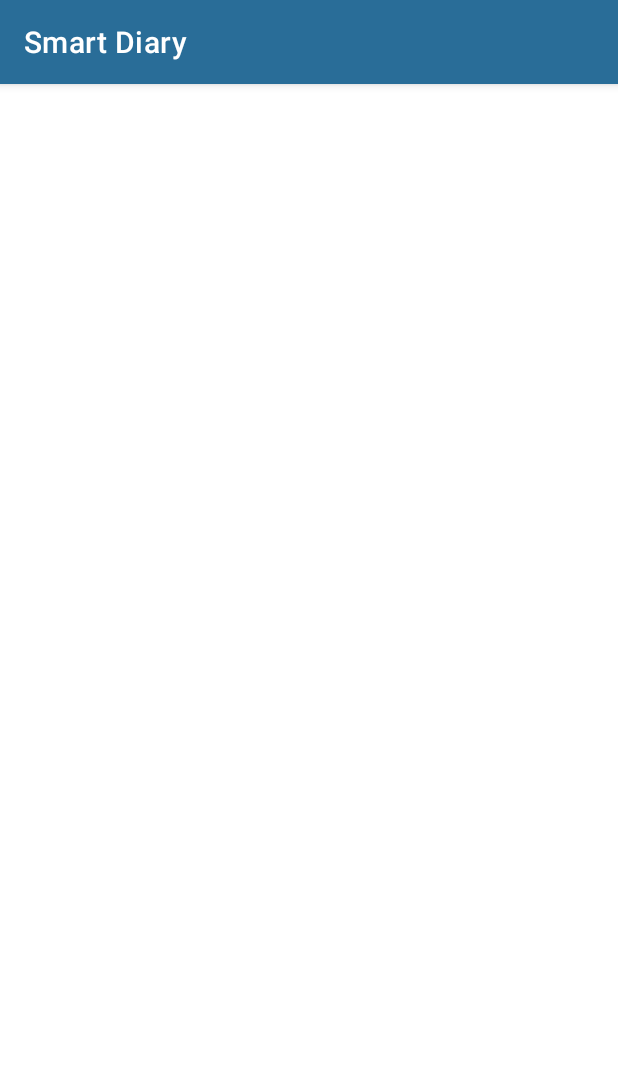
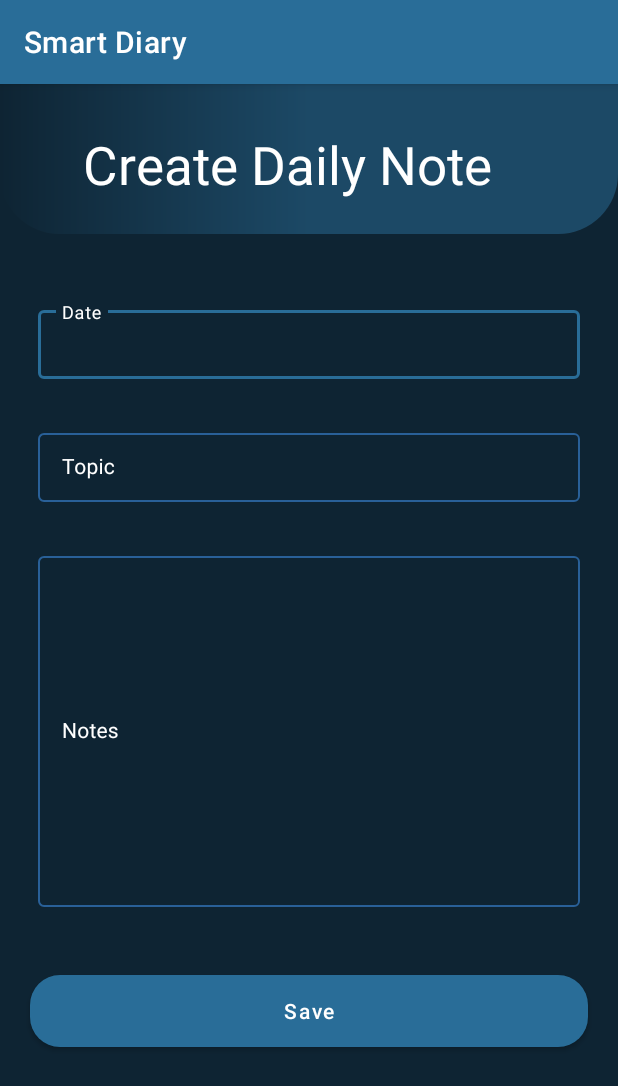
Before and after one commit to it20620202/SmartDairy2022, an Android app: the AddNote screen opened directly, with no data from a screen before it, on a phone screen of 412 x 824 dp. Shown: the top 1086 px of the screen. Run offline under Robolectric (Android 15) with nearby library versions, the phone set to English and light mode, and no system bars.

Commit message:
AllNotes

```diff
--- a/app/src/main/AndroidManifest.xml
+++ b/app/src/main/AndroidManifest.xml
@@ -13,7 +13,7 @@
         android:supportsRtl="true"
         android:theme="@style/Theme.SmartDiary">
         <activity
-            android:name=".AllNotes"
+            android:name=".AddNote"
             android:exported="false" />
         <activity
             android:name=".AllPaymentActivity"
--- a/app/src/main/java/com/example/smartdiary/AllNotes.java
+++ b/app/src/main/java/com/example/smartdiary/AddNote.java
@@ -4,11 +4,11 @@ import androidx.appcompat.app.AppCompatActivity;
 
 import android.os.Bundle;
 
-public class AllNotes extends AppCompatActivity {
+public class AddNote extends AppCompatActivity {
 
     @Override
     protected void onCreate(Bundle savedInstanceState) {
         super.onCreate(savedInstanceState);
-        setContentView(R.layout.activity_all_notes);
+        setContentView(R.layout.activity_add_note);
     }
 }
--- a/app/src/main/java/com/example/smartdiary/MainActivity.java
+++ b/app/src/main/java/com/example/smartdiary/MainActivity.java
@@ -60,6 +60,12 @@ public class MainActivity extends AppCompatActivity {
                 startActivity(intent);
             }
         });
+        GoNote.setOnClickListener(new View.OnClickListener() {
+            @Override
+            public void onClick(View v) {
+                Intent intent = new Intent(MainActivity.this,)
+            }
+        });
 
     }
 
--- /dev/null
+++ b/app/src/main/res/layout/activity_add_note.xml
@@ -0,0 +1,136 @@
+<?xml version="1.0" encoding="utf-8"?>
+<RelativeLayout xmlns:android="http://schemas.android.com/apk/res/android"
+    xmlns:app="http://schemas.android.com/apk/res-auto"
+    xmlns:tools="http://schemas.android.com/tools"
+    android:layout_width="match_parent"
+    android:layout_height="match_parent"
+    android:background="@color/blue_shade_1"
+    tools:context=".RegistationActivity">
+    <LinearLayout
+        android:layout_width="match_parent"
+        android:layout_height="100dp"
+        android:background="@drawable/heading"
+        >
+
+        <TextView
+            android:layout_width="wrap_content"
+            android:layout_height="match_parent"
+            android:text="Create Daily Note"
+            android:textColor="@color/white"
+            android:textSize="35dp"
+            android:layout_marginTop="30dp"
+            android:layout_marginLeft="55dp"/>
+
+    </LinearLayout>
+
+
+
+    <com.google.android.material.textfield.TextInputLayout
+        android:id="@+id/idTILUserName"
+        style="@style/TextInputLayout"
+        android:layout_width="match_parent"
+        android:layout_height="wrap_content"
+        android:layout_marginStart="20dp"
+        android:layout_marginTop="140dp"
+        android:layout_marginEnd="20dp"
+        android:hint="Date"
+        android:padding="5dp"
+        android:textColorHint="@color/white"
+        app:hintTextColor="@color/white">
+
+        <com.google.android.material.textfield.TextInputEditText
+            android:id="@+id/idEditNoteDate"
+            android:layout_width="match_parent"
+            android:layout_height="wrap_content"
+            android:importantForAutofill="no"
+            android:inputType="date"
+            android:textColor="@color/white"
+            android:textColorHint="@color/white"
+            android:textSize="14sp" />
+
+
+    </com.google.android.material.textfield.TextInputLayout>
+
+
+    <com.google.android.material.textfield.TextInputLayout
+        android:id="@+id/idTILUpassword"
+        style="@style/TextInputLayout"
+        android:layout_width="match_parent"
+        android:layout_height="wrap_content"
+        android:layout_below="@id/idTILUserName"
+        android:layout_marginStart="20dp"
+        android:layout_marginTop="20dp"
+        android:layout_marginEnd="20dp"
+        android:hint="Topic"
+        android:padding="5dp"
+        android:textColorHint="@color/white"
+        app:hintTextColor="@color/white">
+
+        <com.google.android.material.textfield.TextInputEditText
+            android:id="@+id/idEditNoteTopic"
+            android:layout_width="match_parent"
+            android:layout_height="wrap_content"
+            android:importantForAutofill="no"
+            android:inputType="text"
+            android:textColor="@color/white"
+            android:textColorHint="@color/white"
+            android:textSize="14sp" />
+
+
+    </com.google.android.material.textfield.TextInputLayout>
+
+
+    <com.google.android.material.textfield.TextInputLayout
+        android:id="@+id/idTILCnfrmPwd"
+        style="@style/TextInputLayout"
+        android:layout_width="match_parent"
+        android:layout_height="250dp"
+        android:layout_below="@id/idTILUpassword"
+        android:layout_marginStart="20dp"
+        android:layout_marginTop="20dp"
+        android:layout_marginEnd="20dp"
+        android:hint="Notes"
+        android:padding="5dp"
+        android:textColorHint="@color/white"
+        app:hintTextColor="@color/white">
+
+        <com.google.android.material.textfield.TextInputEditText
+            android:id="@+id/idEditDailyNote"
+            android:layout_width="match_parent"
+            android:layout_height="match_parent"
+            android:importantForAutofill="no"
+            android:inputType="text"
+            android:textColor="@color/white"
+            android:textColorHint="@color/white"
+            android:textSize="14sp" />
+
+
+    </com.google.android.material.textfield.TextInputLayout>
+
+    <Button
+        android:id="@+id/idSaveNoteBtn"
+        android:layout_width="match_parent"
+        android:layout_height="wrap_content"
+        android:layout_below="@+id/idTILCnfrmPwd"
+        android:layout_marginStart="20dp"
+        android:layout_marginTop="40dp"
+        android:layout_marginEnd="20dp"
+        android:background="@drawable/custiom_button"
+        android:text="Save"
+        android:textAllCaps="false"
+        android:textColor="@color/white" />
+
+
+
+
+
+    <ProgressBar
+        android:id="@+id/idPBLoading"
+        android:layout_width="wrap_content"
+        android:layout_height="wrap_content"
+        android:layout_centerInParent="true"
+        android:indeterminate="true"
+        android:indeterminateDrawable="@drawable/progress_bck"
+        android:visibility="gone" />
+
+</RelativeLayout>
--- a/app/src/main/res/layout/activity_all_notes.xml
+++ /dev/null
@@ -1,9 +0,0 @@
-<?xml version="1.0" encoding="utf-8"?>
-<androidx.constraintlayout.widget.ConstraintLayout xmlns:android="http://schemas.android.com/apk/res/android"
-    xmlns:app="http://schemas.android.com/apk/res-auto"
-    xmlns:tools="http://schemas.android.com/tools"
-    android:layout_width="match_parent"
-    android:layout_height="match_parent"
-    tools:context=".AllNotes">
-
-</androidx.constraintlayout.widget.ConstraintLayout>
```
Also changed, not shown: app/src/main/res/layout/activity_edit_note.xml (added, +159 -0 lines).
